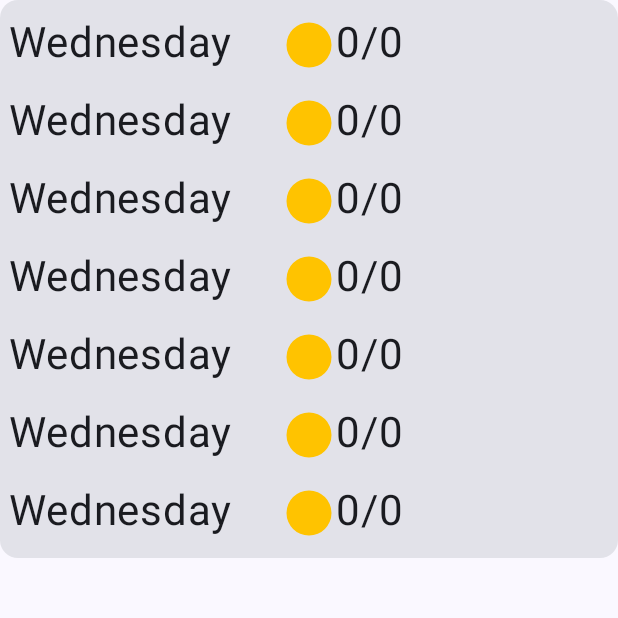
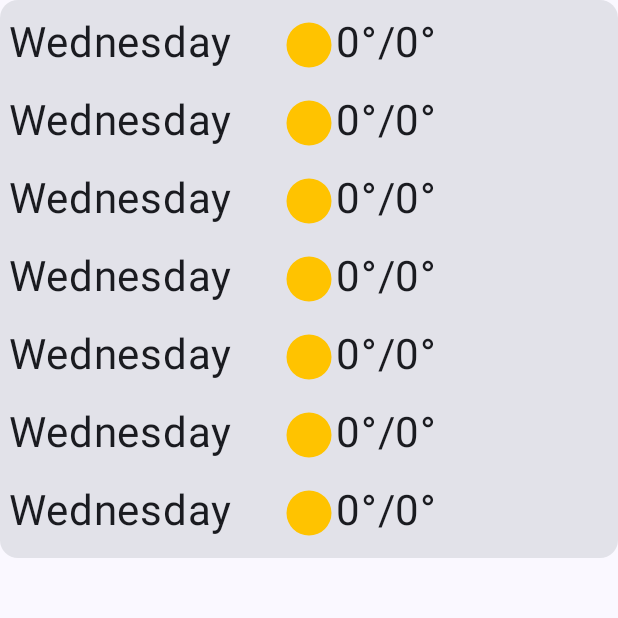
Before and after one commit to Simeon03/JetWeather, an Android app built with Jetpack Compose: the composable WeeklyWeatherView shown on its own in the app's theme, on a phone screen of 412 x 824 dp, the top half of it. Run offline under Robolectric (Android 15) with nearby library versions, the phone set to English and light mode, and no system bars; network calls fail; 2 statements that could not run were skipped.

```diff
--- /dev/null
+++ b/app/src/main/java/com/example/jetweather/helper/temperatureFormat.kt
@@ -0,0 +1,5 @@
+package com.example.jetweather.helper
+
+fun formatTemp(tempSuffix: String): String {
+    return if (tempSuffix == "°C") "°" else "°"
+}
--- a/app/src/main/java/com/example/jetweather/viewmodel/WeatherViewModel.kt
+++ b/app/src/main/java/com/example/jetweather/viewmodel/WeatherViewModel.kt
@@ -5,6 +5,7 @@ import androidx.annotation.RequiresApi
 import androidx.lifecycle.ViewModel
 import com.example.jetweather.data.CurrentWeather
 import com.example.jetweather.data.WeeklyWeather
+import com.example.jetweather.helper.formatTemp
 import com.example.jetweather.helper.getDayOfWeek
 import com.example.jetweather.helper.weatherCode
 import com.example.jetweather.model.WeatherApiService
@@ -39,14 +40,20 @@ class WeatherViewModel : ViewModel() {
     fun fetchCurrentTemperature(currentWeather: CurrentWeather?): String {
         val currentTemperature = currentWeather?.data?.temperature?.toInt()
         val temperatureSuffix = currentWeather?.weatherFormat?.temperatureUnit
-        return "$currentTemperature$temperatureSuffix"
+        val formattedTemp = formatTemp(temperatureSuffix ?: "")
+        return "$currentTemperature$formattedTemp"
     }
 
     fun fetchMinMaxTemperature(currentWeather: CurrentWeather?): String {
         val minTemp = currentWeather?.maxMinTemperature?.minTemperature?.get(0)?.toInt()
         val maxTemp = currentWeather?.maxMinTemperature?.maxTemperature?.get(0)?.toInt()
         val temperatureSuffix = currentWeather?.weatherFormat?.temperatureUnit
-        return "$minTemp$temperatureSuffix / $maxTemp$temperatureSuffix"
+        val formattedTemp = formatTemp(temperatureSuffix ?: "")
+        return "$minTemp$formattedTemp/$maxTemp$formattedTemp"
+    }
+
+    fun fetchTempSuffix(weeklyWeather: WeeklyWeather?): String {
+        return weeklyWeather?.maxMinTemperatureUnit?.maxTemperatureUnit ?: ""
     }
 
     fun fetchWeatherStatus(currentWeather: CurrentWeather?): String {
--- a/app/src/main/java/com/example/jetweather/views/weeklyweather/DailyWeatherView.kt
+++ b/app/src/main/java/com/example/jetweather/views/weeklyweather/DailyWeatherView.kt
@@ -11,11 +11,12 @@ import androidx.compose.ui.Modifier
 import androidx.compose.ui.res.painterResource
 import androidx.compose.ui.text.style.TextAlign
 import androidx.compose.ui.unit.dp
+import com.example.jetweather.helper.formatTemp
 import com.example.jetweather.helper.weatherCodeIcon
 import com.example.jetweather.ui.theme.Typography
 
 @Composable
-fun DailyWeatherView(minTemp: Int, maxTemp: Int, date: String, weatherCode: Int, weatherCodeDesc: String) {
+fun DailyWeatherView(minTemp: Int, maxTemp: Int, tempSuffix: String, date: String, weatherCode: Int, weatherCodeDesc: String) {
     Row(
         modifier = Modifier
             .fillMaxWidth()
@@ -34,7 +35,7 @@ fun DailyWeatherView(minTemp: Int, maxTemp: Int, date: String, weatherCode: Int,
             tint = androidx.compose.ui.graphics.Color.Unspecified,
         )
         Text(
-            text = "$minTemp/$maxTemp",
+            text = "$minTemp${formatTemp(tempSuffix)}/$maxTemp${formatTemp(tempSuffix)}",
             modifier = Modifier.weight(1f),
             textAlign = TextAlign.Start,
             style = Typography.bodyLarge
--- a/app/src/main/java/com/example/jetweather/views/weeklyweather/WeeklyWeatherStats.kt
+++ b/app/src/main/java/com/example/jetweather/views/weeklyweather/WeeklyWeatherStats.kt
@@ -12,6 +12,7 @@ fun WeeklyWeatherStats(viewModel: WeatherViewModel, weeklyWeather: WeeklyWeather
     DailyWeatherView(
         minTemp = viewModel.fetchDailyMinTemperature(weeklyWeather, index),
         maxTemp = viewModel.fetchDailyMaxTemperature(weeklyWeather, index),
+        tempSuffix = viewModel.fetchTempSuffix(weeklyWeather),
         date = viewModel.fetchDayOfWeek(weeklyWeather, index),
         weatherCode = viewModel.fetchDailyWeatherCode(weeklyWeather, index),
         weatherCodeDesc = viewModel.fetchDailyWeatherCodeDesc(weeklyWeather, index),
```
